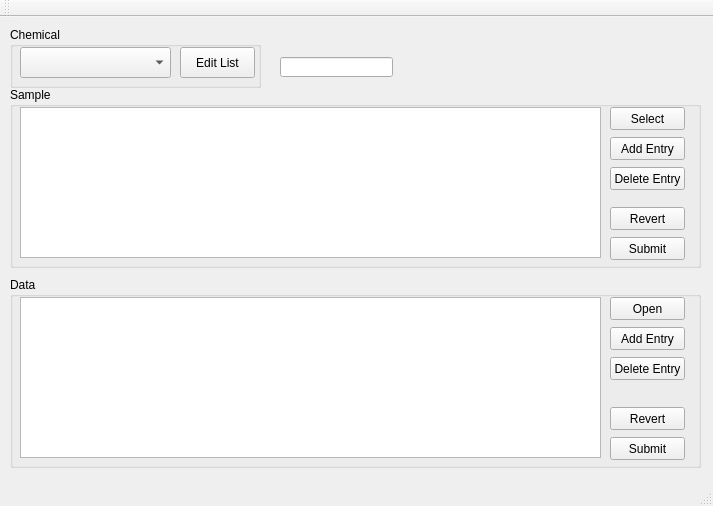
Before: the Qt Designer form mainwindow.ui in TripletESR/SampleDatabase, drawn with Qt 5.
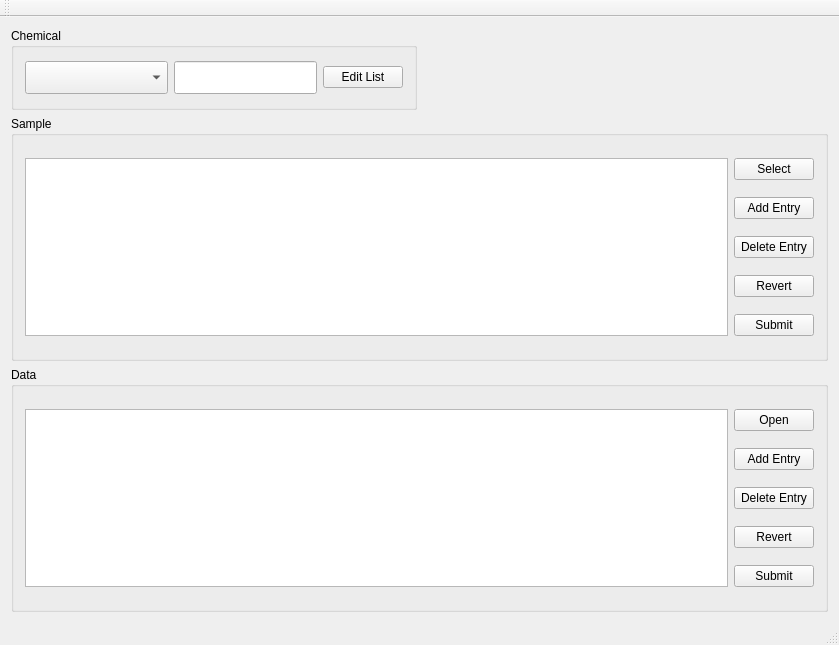
After: the same form once the commit is applied.

```diff
--- a/mainwindow.ui
+++ b/mainwindow.ui
@@ -6,241 +6,157 @@
    <rect>
     <x>0</x>
     <y>0</y>
-    <width>713</width>
-    <height>506</height>
+    <width>839</width>
+    <height>645</height>
    </rect>
   </property>
   <property name="windowTitle">
    <string>MainWindow</string>
   </property>
   <widget class="QWidget" name="centralWidget">
-   <widget class="QGroupBox" name="groupBox">
-    <property name="geometry">
-     <rect>
-      <x>10</x>
-      <y>10</y>
-      <width>251</width>
-      <height>61</height>
-     </rect>
-    </property>
-    <property name="title">
-     <string>Chemical</string>
-    </property>
-    <widget class="QComboBox" name="comboBox_chemical">
-     <property name="geometry">
-      <rect>
-       <x>10</x>
-       <y>20</y>
-       <width>151</width>
-       <height>31</height>
-      </rect>
-     </property>
-     <property name="font">
-      <font>
-       <pointsize>16</pointsize>
-      </font>
-     </property>
-    </widget>
-    <widget class="QPushButton" name="pushButton_editChemical">
-     <property name="geometry">
-      <rect>
-       <x>170</x>
-       <y>20</y>
-       <width>75</width>
-       <height>31</height>
-      </rect>
-     </property>
-     <property name="text">
-      <string>Edit List</string>
-     </property>
-    </widget>
-   </widget>
-   <widget class="QGroupBox" name="groupBox_2">
-    <property name="geometry">
-     <rect>
-      <x>10</x>
-      <y>70</y>
-      <width>691</width>
-      <height>181</height>
-     </rect>
-    </property>
-    <property name="title">
-     <string>Sample</string>
-    </property>
-    <widget class="QTableView" name="sampleView">
-     <property name="geometry">
-      <rect>
-       <x>10</x>
-       <y>20</y>
-       <width>581</width>
-       <height>151</height>
-      </rect>
-     </property>
-    </widget>
-    <widget class="QPushButton" name="pushButton_selectSample">
-     <property name="geometry">
-      <rect>
-       <x>600</x>
-       <y>20</y>
-       <width>75</width>
-       <height>23</height>
-      </rect>
-     </property>
-     <property name="text">
-      <string>Select</string>
-     </property>
-    </widget>
-    <widget class="QPushButton" name="pushButton_sumbitSample">
-     <property name="geometry">
-      <rect>
-       <x>600</x>
-       <y>150</y>
-       <width>75</width>
-       <height>23</height>
-      </rect>
-     </property>
-     <property name="text">
-      <string>Submit</string>
-     </property>
-    </widget>
-    <widget class="QPushButton" name="pushButton_addSampleEntry">
-     <property name="geometry">
-      <rect>
-       <x>600</x>
-       <y>50</y>
-       <width>75</width>
-       <height>23</height>
-      </rect>
-     </property>
-     <property name="text">
-      <string>Add Entry</string>
-     </property>
-    </widget>
-    <widget class="QPushButton" name="pushButton_revertSample">
-     <property name="geometry">
-      <rect>
-       <x>600</x>
-       <y>120</y>
-       <width>75</width>
-       <height>23</height>
-      </rect>
-     </property>
-     <property name="text">
-      <string>Revert</string>
-     </property>
-    </widget>
-    <widget class="QPushButton" name="pushButton_deleteSampleEntry">
-     <property name="geometry">
-      <rect>
-       <x>600</x>
-       <y>80</y>
-       <width>75</width>
-       <height>23</height>
-      </rect>
-     </property>
-     <property name="text">
-      <string>Delete Entry</string>
-     </property>
-    </widget>
-   </widget>
-   <widget class="QGroupBox" name="groupBox_3">
-    <property name="geometry">
-     <rect>
-      <x>10</x>
-      <y>260</y>
-      <width>691</width>
-      <height>191</height>
-     </rect>
-    </property>
-    <property name="title">
-     <string>Data</string>
-    </property>
-    <widget class="QTableView" name="dataView">
-     <property name="geometry">
-      <rect>
-       <x>10</x>
-       <y>20</y>
-       <width>581</width>
-       <height>161</height>
-      </rect>
-     </property>
-    </widget>
-    <widget class="QPushButton" name="pushButton_submitData">
-     <property name="geometry">
-      <rect>
-       <x>600</x>
-       <y>160</y>
-       <width>75</width>
-       <height>23</height>
-      </rect>
-     </property>
-     <property name="text">
-      <string>Submit</string>
-     </property>
-    </widget>
-    <widget class="QPushButton" name="pushButton_open">
-     <property name="geometry">
-      <rect>
-       <x>600</x>
-       <y>20</y>
-       <width>75</width>
-       <height>23</height>
-      </rect>
-     </property>
-     <property name="text">
-      <string>Open</string>
-     </property>
-    </widget>
-    <widget class="QPushButton" name="pushButton_addDataEntry">
-     <property name="geometry">
-      <rect>
-       <x>600</x>
-       <y>50</y>
-       <width>75</width>
-       <height>23</height>
-      </rect>
-     </property>
-     <property name="text">
-      <string>Add Entry</string>
-     </property>
-    </widget>
-    <widget class="QPushButton" name="pushButton_deleteDataEntry">
-     <property name="geometry">
-      <rect>
-       <x>600</x>
-       <y>80</y>
-       <width>75</width>
-       <height>23</height>
-      </rect>
-     </property>
-     <property name="text">
-      <string>Delete Entry</string>
-     </property>
-    </widget>
-    <widget class="QPushButton" name="pushButton_revertData">
-     <property name="geometry">
-      <rect>
-       <x>600</x>
-       <y>130</y>
-       <width>75</width>
-       <height>23</height>
-      </rect>
-     </property>
-     <property name="text">
-      <string>Revert</string>
-     </property>
-    </widget>
-   </widget>
-   <widget class="QLineEdit" name="lineEdit_ChemFormula">
-    <property name="geometry">
-     <rect>
-      <x>280</x>
-      <y>40</y>
-      <width>113</width>
-      <height>20</height>
-     </rect>
-    </property>
-   </widget>
+   <layout class="QGridLayout" name="gridLayout" rowstretch="1,1,6,6" columnstretch="1,1" columnminimumwidth="250,0">
+    <item row="1" column="1">
+     <spacer name="horizontalSpacer">
+      <property name="orientation">
+       <enum>Qt::Horizontal</enum>
+      </property>
+      <property name="sizeHint" stdset="0">
+       <size>
+        <width>40</width>
+        <height>20</height>
+       </size>
+      </property>
+     </spacer>
+    </item>
+    <item row="3" column="0" colspan="2">
+     <widget class="QGroupBox" name="groupBox_3">
+      <property name="title">
+       <string>Data</string>
+      </property>
+      <layout class="QGridLayout" name="gridLayout_2">
+       <item row="0" column="0" rowspan="5">
+        <widget class="QTableView" name="dataView"/>
+       </item>
+       <item row="0" column="1">
+        <widget class="QPushButton" name="pushButton_open">
+         <property name="text">
+          <string>Open</string>
+         </property>
+        </widget>
+       </item>
+       <item row="1" column="1">
+        <widget class="QPushButton" name="pushButton_addDataEntry">
+         <property name="text">
+          <string>Add Entry</string>
+         </property>
+        </widget>
+       </item>
+       <item row="2" column="1">
+        <widget class="QPushButton" name="pushButton_deleteDataEntry">
+         <property name="text">
+          <string>Delete Entry</string>
+         </property>
+        </widget>
+       </item>
+       <item row="3" column="1">
+        <widget class="QPushButton" name="pushButton_revertData">
+         <property name="text">
+          <string>Revert</string>
+         </property>
+        </widget>
+       </item>
+       <item row="4" column="1">
+        <widget class="QPushButton" name="pushButton_submitData">
+         <property name="text">
+          <string>Submit</string>
+         </property>
+        </widget>
+       </item>
+      </layout>
+     </widget>
+    </item>
+    <item row="2" column="0" colspan="2">
+     <widget class="QGroupBox" name="groupBox_2">
+      <property name="title">
+       <string>Sample</string>
+      </property>
+      <layout class="QGridLayout" name="gridLayout_3">
+       <item row="0" column="0" rowspan="5">
+        <widget class="QTableView" name="sampleView"/>
+       </item>
+       <item row="0" column="1">
+        <widget class="QPushButton" name="pushButton_selectSample">
+         <property name="text">
+          <string>Select</string>
+         </property>
+        </widget>
+       </item>
+       <item row="1" column="1">
+        <widget class="QPushButton" name="pushButton_addSampleEntry">
+         <property name="text">
+          <string>Add Entry</string>
+         </property>
+        </widget>
+       </item>
+       <item row="2" column="1">
+        <widget class="QPushButton" name="pushButton_deleteSampleEntry">
+         <property name="text">
+          <string>Delete Entry</string>
+         </property>
+        </widget>
+       </item>
+       <item row="3" column="1">
+        <widget class="QPushButton" name="pushButton_revertSample">
+         <property name="text">
+          <string>Revert</string>
+         </property>
+        </widget>
+       </item>
+       <item row="4" column="1">
+        <widget class="QPushButton" name="pushButton_sumbitSample">
+         <property name="text">
+          <string>Submit</string>
+         </property>
+        </widget>
+       </item>
+      </layout>
+     </widget>
+    </item>
+    <item row="0" column="0" rowspan="2">
+     <widget class="QGroupBox" name="groupBox">
+      <property name="title">
+       <string>Chemical</string>
+      </property>
+      <layout class="QGridLayout" name="gridLayout_4" columnstretch="1,1,0" columnminimumwidth="100,100,50">
+       <item row="0" column="0">
+        <widget class="QComboBox" name="comboBox_chemical">
+         <property name="font">
+          <font>
+           <pointsize>16</pointsize>
+          </font>
+         </property>
+        </widget>
+       </item>
+       <item row="0" column="1">
+        <widget class="QLineEdit" name="lineEdit_ChemFormula">
+         <property name="font">
+          <font>
+           <pointsize>16</pointsize>
+          </font>
+         </property>
+        </widget>
+       </item>
+       <item row="0" column="2">
+        <widget class="QPushButton" name="pushButton_editChemical">
+         <property name="text">
+          <string>Edit List</string>
+         </property>
+        </widget>
+       </item>
+      </layout>
+     </widget>
+    </item>
+   </layout>
   </widget>
   <widget class="QMenuBar" name="menuBar">
    <property name="geometry">
```
Left out of the diff: 2 changed lines with no effect on the pictures.
